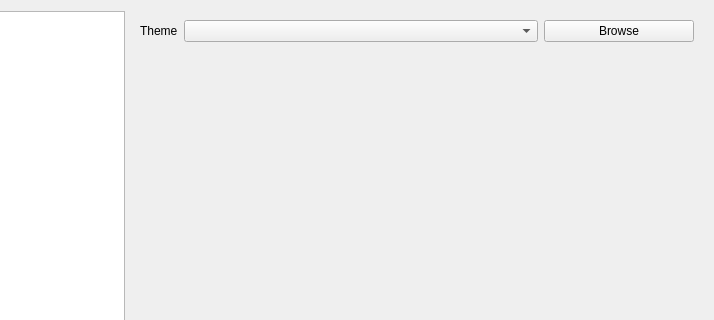
First picture: the form in settingsdialog.ui, repository Technohamster-py/dm-assist, before the edit; both pictures show x 186 to 900 and y 0 to 320 of the 900 by 703 pixel window.
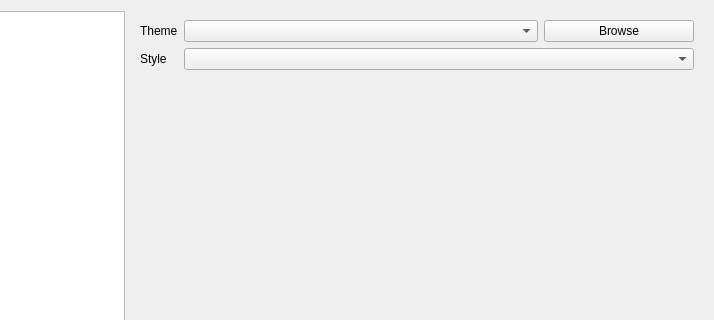
Second picture: the form after the edit. Icons and pictures are not drawn.

Commit message: Подключены стили интерфейса

What changed in the file:
```diff
--- a/settingsdialog.ui
+++ b/settingsdialog.ui
@@ -184,6 +184,16 @@
            </item>
           </layout>
          </item>
+         <item row="1" column="0">
+          <widget class="QLabel" name="styleLabel">
+           <property name="text">
+            <string>Style</string>
+           </property>
+          </widget>
+         </item>
+         <item row="1" column="1">
+          <widget class="QComboBox" name="styleComboBox"/>
+         </item>
         </layout>
        </widget>
        <widget class="QWidget" name="page">
```
Left out of the diff: 4 changed lines with no effect on the pictures. The commit also changes 4 other files.
